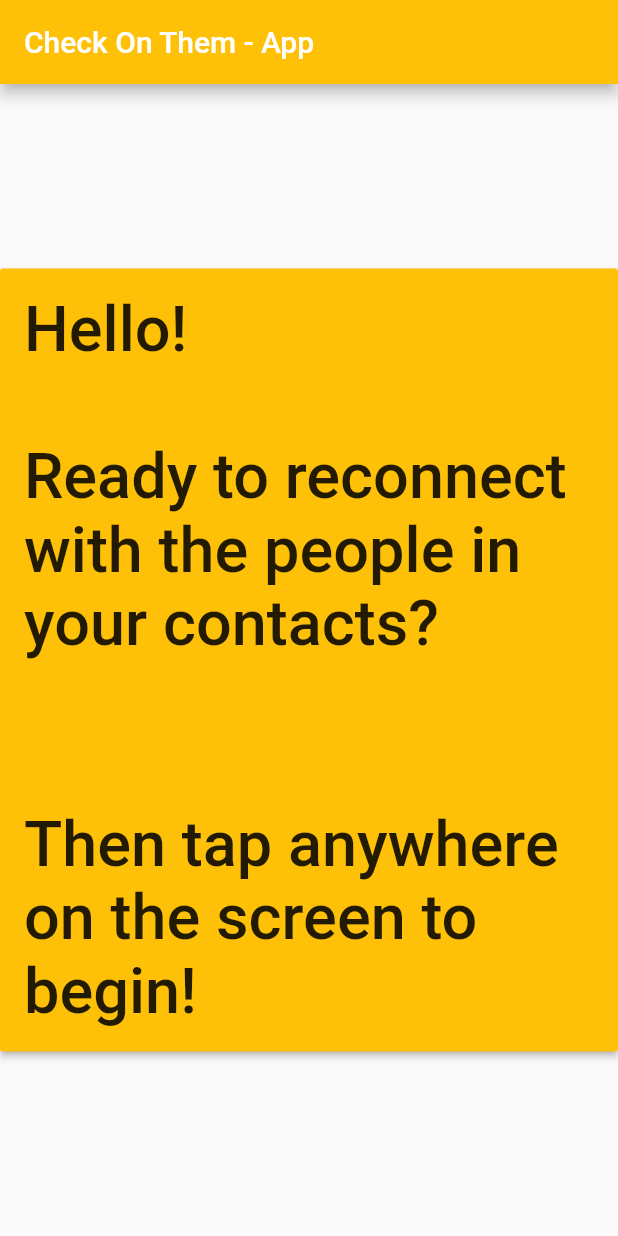
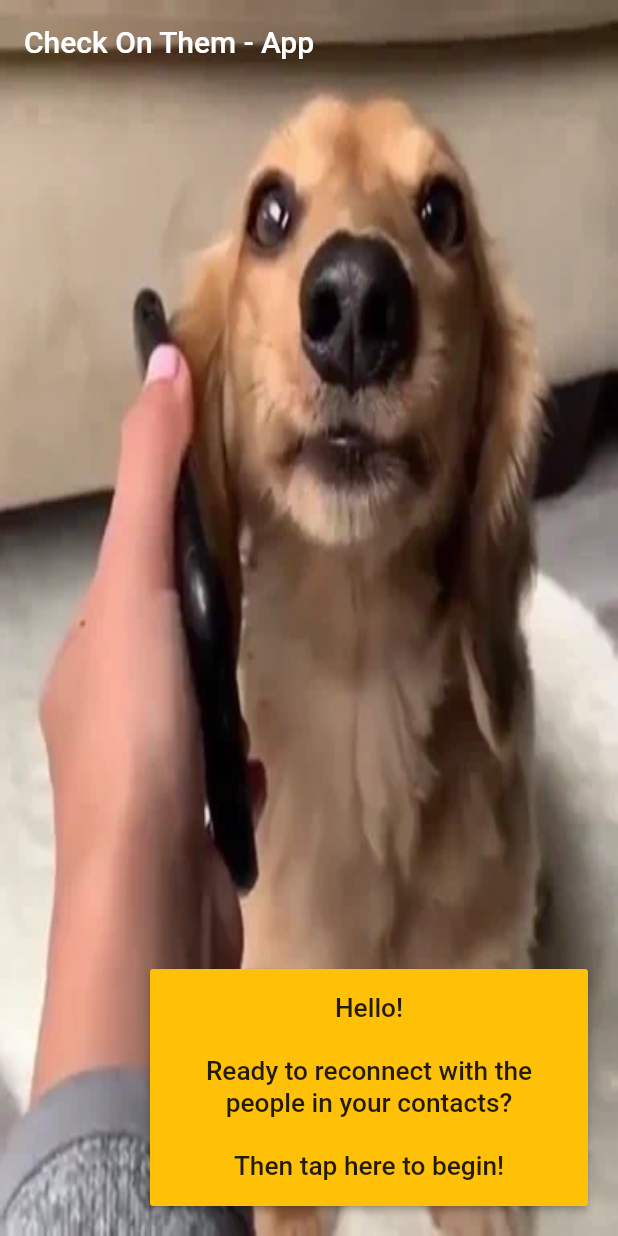
Before and after one commit to VNgwazini/Check-On-Them-App, a Flutter app: the screen it shows after launch, on a phone screen of 412 x 824 dp. Run offline on Flutter 3.47's test engine with Material 2 defaults, Android fonts, the light colour scheme and no system bars; our stand-ins replace contacts_service, permission_handler.

Commit message:
Dog gif is now background. Welcome text area wraps content.

```diff
--- a/lib/main.dart
+++ b/lib/main.dart
@@ -16,13 +16,36 @@ class MyApp extends StatelessWidget {
       title: 'Check On Them - App',
       //content under the title in the main area
       // home: SeeContactsButton(),
-      home: Scaffold(
-        appBar: AppBar(
-          title: Text('Check On Them - App'),
-          backgroundColor: Colors.amber,
-        ),
-        body: Center(
-          child: SeeContactsButton(),
+      // home: Scaffold(
+      //   appBar: AppBar(
+      //     title: Text('Check On Them - App'),
+      //     backgroundColor: Colors.transparent,
+      //     elevation: 0,
+      //   ),
+      //   body: Container(
+      //     alignment: Alignment.center,
+      //     padding: EdgeInsets.all(16.0),
+      //     child: SeeContactsButton(),
+      //   ),
+      // ),
+      home: Container(
+        decoration: new BoxDecoration(
+            image: new DecorationImage(
+              //https://media.giphy.com/media/TJxrHj7AurjqljHSv2/giphy.gif
+                image: new AssetImage("assets/dog_On_phone.webp"),
+                fit: BoxFit.fill)),
+        child: Scaffold(
+          appBar: AppBar(
+            title: Text('Check On Them - App'),
+            backgroundColor: Colors.transparent,
+            elevation: 0,
+          ),
+          body: Container(
+            alignment: Alignment.bottomRight,
+            padding: EdgeInsets.fromLTRB(100.0,100.0,20,20),
+            child: SeeContactsButton(),
+          ),
+          backgroundColor: Colors.transparent,
         ),
       ),
     );
@@ -61,8 +84,10 @@ class SeeContactsButton extends StatelessWidget {
       },
       // child: Container(child: Text('See Contacts')),
       child: Text(
-          'Hello!\n\nReady to reconnect with the people in your contacts?\n\n\nThen tap anywhere on the screen to begin!',
-          textScaleFactor: 3.0),
+          'Hello!\n\nReady to reconnect with the people in your contacts?\n\nThen tap here to begin!',
+          textScaleFactor: 1.25,
+          textAlign: TextAlign.center
+      ),
       padding: const EdgeInsets.all(16.0),
       color: Colors.amber,
     );
```
Also changed, not shown: assets/dog_On_phone.webp (added).
